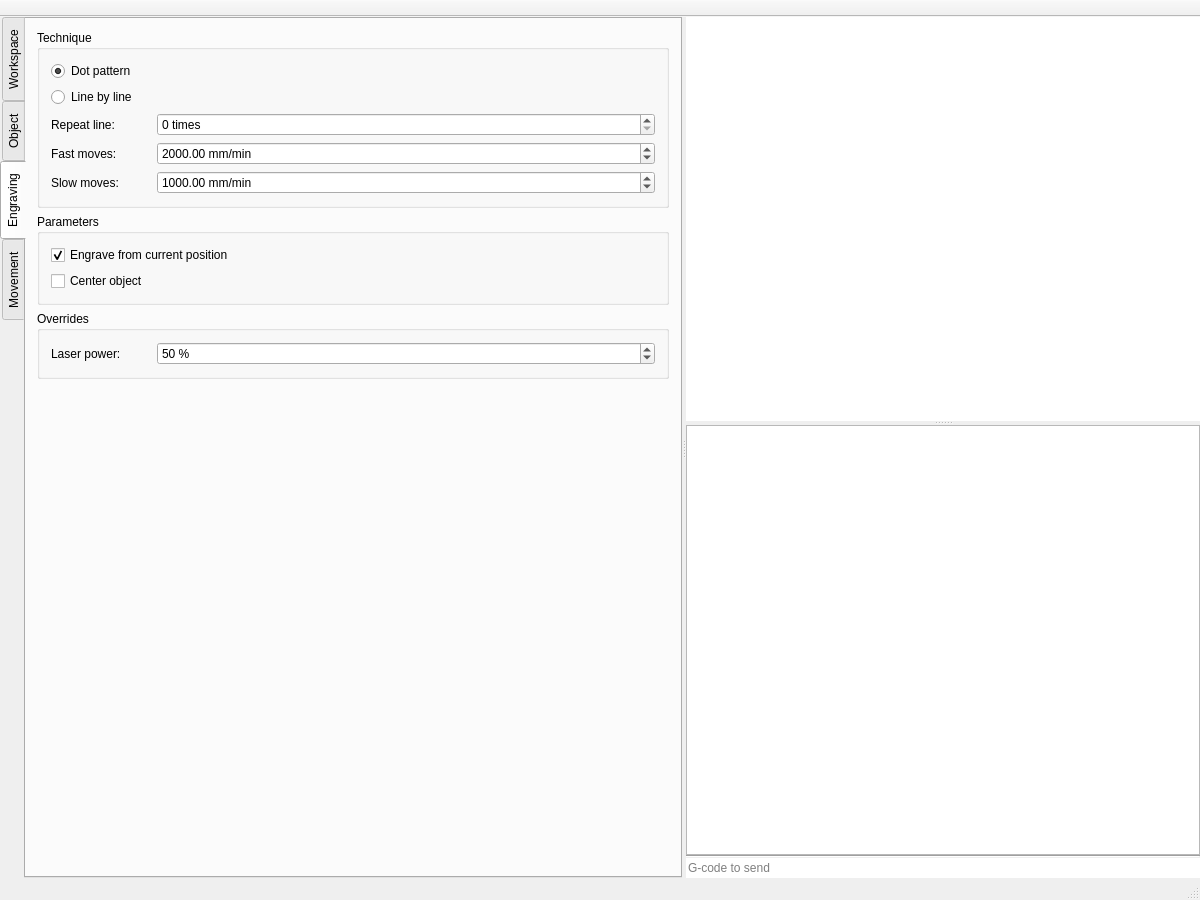
Above: src/mainwindow.ui from dev-0x7C6/laser-engraver before the change. Below: the same form after it.
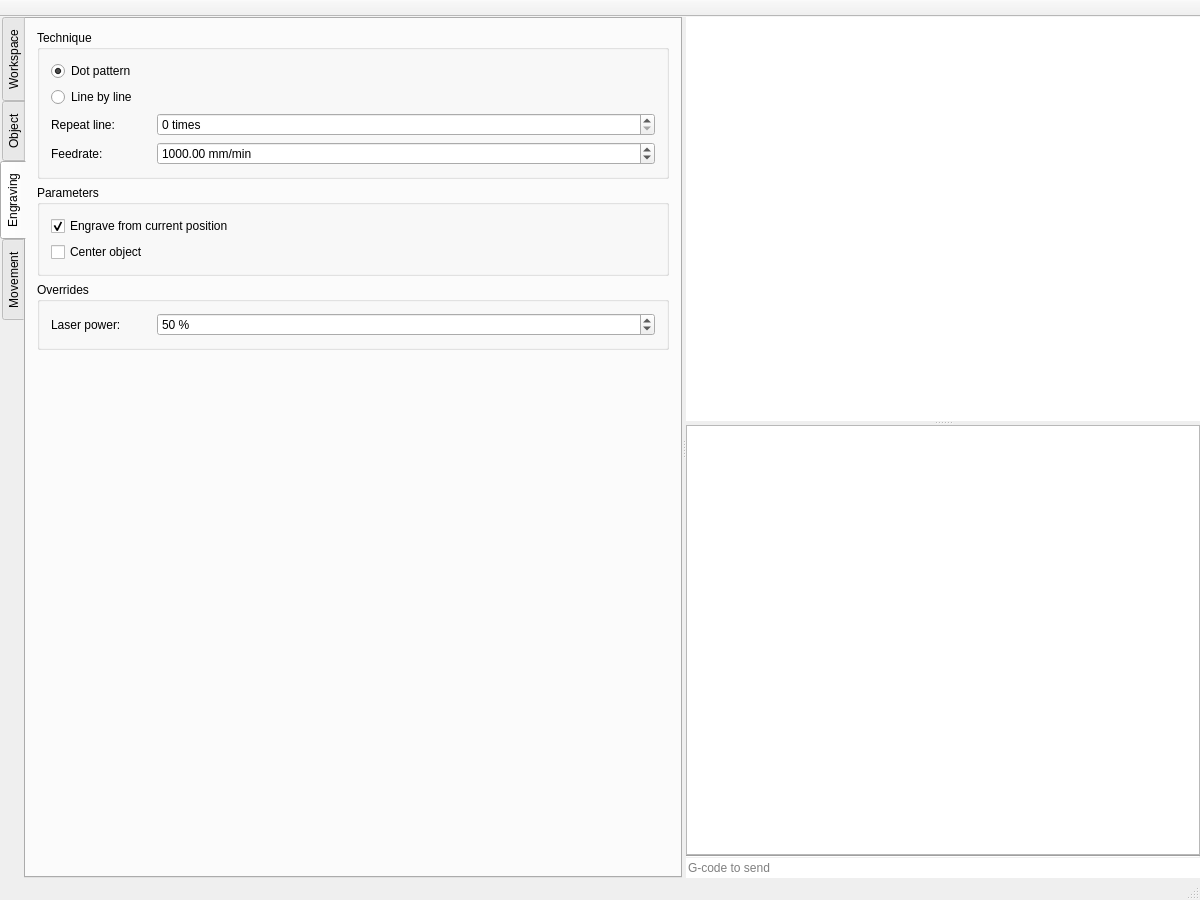
That is the form after the change. The open tabs and pages were chosen to show the change. Custom widgets are drawn as their Qt base class.

Commit message: semi: removed feedrate setting for rapid movements (not supported).

Diff of the .ui file:
```diff
--- a/src/mainwindow.ui
+++ b/src/mainwindow.ui
@@ -873,48 +873,6 @@
               </item>
              </layout>
             </item>
-            <item>
-             <layout class="QHBoxLayout" name="horizontalLayout_25">
-              <item>
-               <widget class="QLabel" name="label_15">
-                <property name="minimumSize">
-                 <size>
-                  <width>100</width>
-                  <height>0</height>
-                 </size>
-                </property>
-                <property name="text">
-                 <string>Fast moves:</string>
-                </property>
-               </widget>
-              </item>
-              <item>
-               <widget class="QDoubleSpinBox" name="fast_moves">
-                <property name="sizePolicy">
-                 <sizepolicy hsizetype="Expanding" vsizetype="Fixed">
-                  <horstretch>0</horstretch>
-                  <verstretch>0</verstretch>
-                 </sizepolicy>
-                </property>
-                <property name="prefix">
-                 <string/>
-                </property>
-                <property name="suffix">
-                 <string> mm/min</string>
-                </property>
-                <property name="maximum">
-                 <double>1000000.000000000000000</double>
-                </property>
-                <property name="stepType">
-                 <enum>QAbstractSpinBox::AdaptiveDecimalStepType</enum>
-                </property>
-                <property name="value">
-                 <double>2000.000000000000000</double>
-                </property>
-               </widget>
-              </item>
-             </layout>
-            </item>
             <item>
              <layout class="QHBoxLayout" name="horizontalLayout_21">
               <item>
@@ -926,7 +884,7 @@
                  </size>
                 </property>
                 <property name="text">
-                 <string>Slow moves:</string>
+                 <string>Feedrate:</string>
                 </property>
                </widget>
               </item>
```
Left out of the diff: 4 changed lines with no effect on the pictures. The commit also changes 3 other files.
